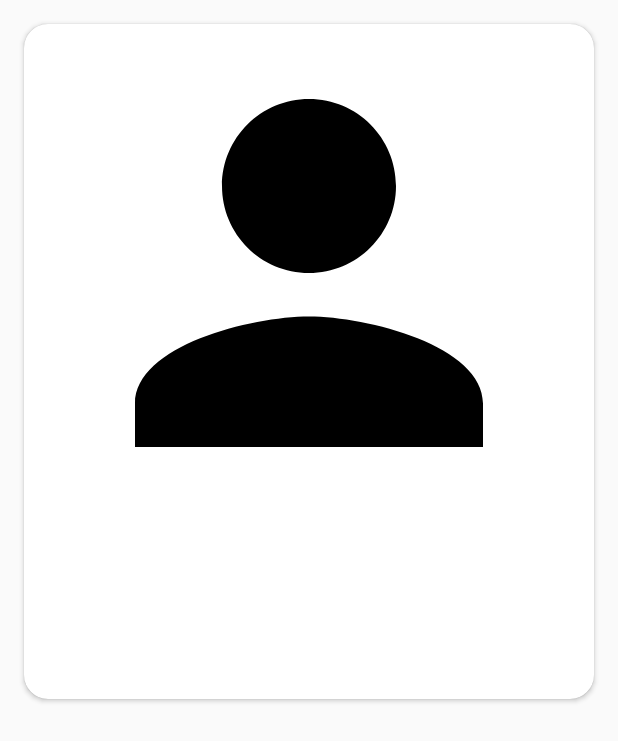
After one commit to FranciszekManka/Sesyjka, an Android app built with Jetpack Compose: the layout swipe_card_item.xml on its own in the app's theme, with its tools: preview values and no code run, on a phone screen of 412 x 824 dp. The commit adds this screen. Shown: the top 741 px of the screen. Run offline under Robolectric (Android 15) with nearby library versions, the phone set to English and light mode, and no system bars.

Commit message:
Presentation Version 2 Swipecards

```diff
--- /dev/null
+++ b/app/src/main/res/layout/swipe_card_item.xml
@@ -0,0 +1,53 @@
+<?xml version="1.0" encoding="utf-8"?>
+<androidx.cardview.widget.CardView
+    xmlns:android="http://schemas.android.com/apk/res/android"
+    xmlns:card_view="http://schemas.android.com/apk/res-auto"
+    android:layout_width="match_parent"
+    android:layout_height="450dp"
+    card_view:cardCornerRadius="16dp"
+    android:layout_margin="16dp"
+    android:elevation="8dp">
+
+    <LinearLayout
+        android:orientation="vertical"
+        android:padding="16dp"
+        android:layout_width="match_parent"
+        android:layout_height="match_parent">
+
+        <ImageView
+            android:id="@+id/imgProfile"
+            android:layout_width="match_parent"
+            android:layout_height="300dp"
+            android:scaleType="centerCrop"
+            android:contentDescription="Profilowe"
+            android:src="@drawable/ic_user_placeholder" />
+
+        <TextView
+            android:id="@+id/tvName"
+            android:layout_width="wrap_content"
+            android:layout_height="wrap_content"
+            android:textSize="20sp"
+            android:textStyle="bold"
+            android:paddingTop="8dp" />
+
+        <TextView
+            android:id="@+id/tvDepartment"
+            android:layout_width="wrap_content"
+            android:layout_height="wrap_content"
+            android:paddingTop="4dp" />
+
+        <TextView
+            android:id="@+id/tvCity"
+            android:layout_width="wrap_content"
+            android:layout_height="wrap_content"
+            android:paddingTop="2dp" />
+
+        <TextView
+            android:id="@+id/tvOpis"
+            android:layout_width="wrap_content"
+            android:layout_height="wrap_content"
+            android:paddingTop="6dp" />
+
+    </LinearLayout>
+
+</androidx.cardview.widget.CardView>
```
Also changed, not shown: app/build.gradle.kts (+12 -9 lines), app/src/main/java/com/example/sesyjka/DiscoverFragment.kt (+98 -25 lines), app/src/main/java/com/example/sesyjka/ImageUploader.kt (added, +116 -0 lines), app/src/main/java/com/example/sesyjka/ProfileFragment.kt (+20 -20 lines), app/src/main/res/layout/discover_fragment.xml (+7 -9 lines), gradle.properties (line endings or trailing spaces), 2 other files.
